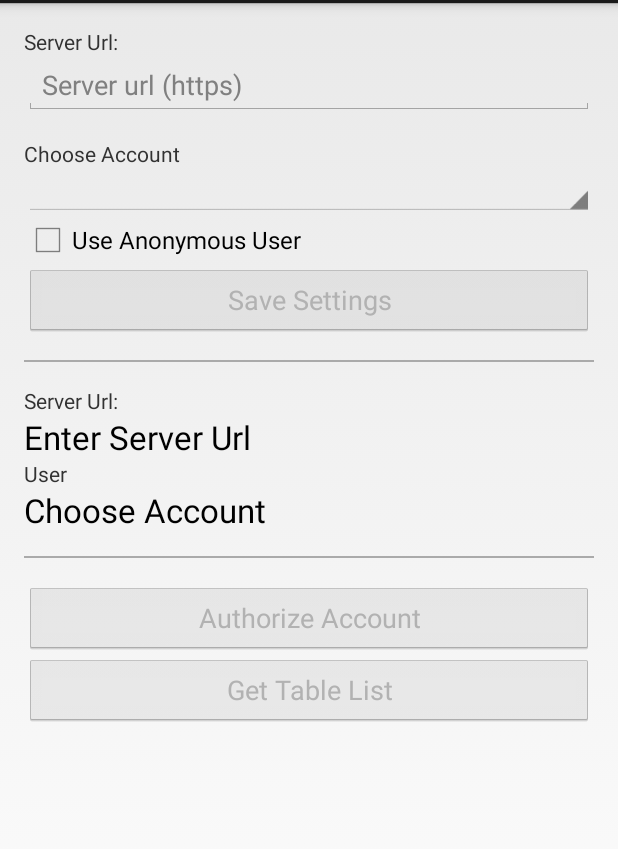
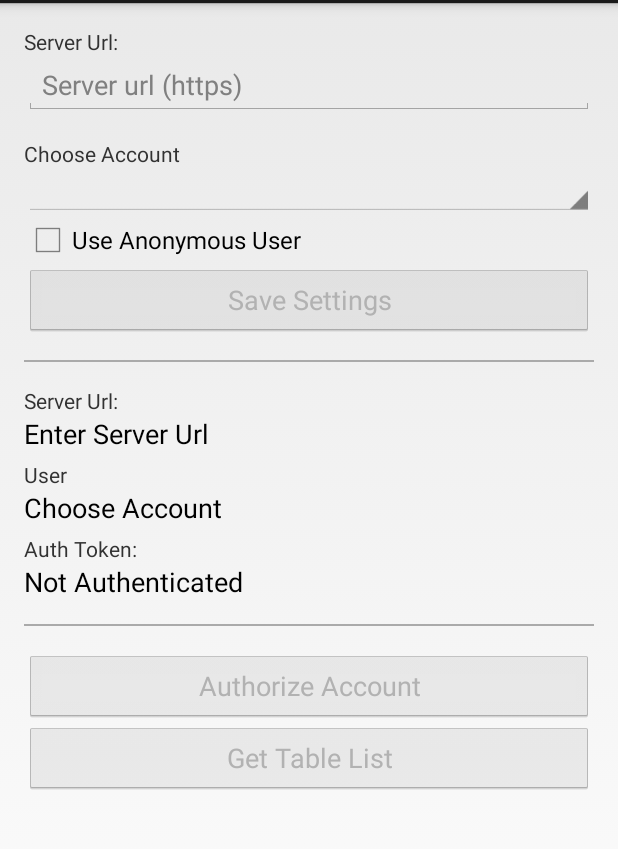
Before and after one commit to srsudar/SyncVerifier, an Android app: the screen it shows after launch (MainActivity), on a phone screen of 412 x 824 dp, the part 69-918 px from its top. Run offline under Robolectric (Android 15) with nearby library versions, the phone set to English and light mode, and no system bars.

Commit message:
show authtoken to user.

```diff
--- a/app/src/main/java/org/opendatakit/syncverifier/fragment/MainFragment.java
+++ b/app/src/main/java/org/opendatakit/syncverifier/fragment/MainFragment.java
@@ -49,6 +49,7 @@ public class MainFragment extends Fragment implements
 
   protected TextView mSavedServerUrlView;
   protected TextView mSavedUserView;
+  protected TextView mAuthTokenView;
 
   protected Button mAuthorizeAccount;
   protected Button mGetTableList;
@@ -104,6 +105,11 @@ public class MainFragment extends Fragment implements
     this.mSavedUserView = SyncVerifierUtil.getTextView(
         rootView,
         R.id.main_activity_saved_user
+    );
+
+    this.mAuthTokenView = SyncVerifierUtil.getTextView(
+        rootView,
+        R.id.main_activity_auth_token
     );
 
     this.mAuthorizeAccount = SyncVerifierUtil.getButton(
@@ -209,6 +215,12 @@ public class MainFragment extends Fragment implements
       } else {
         this.mSavedUserView.setText(this.mSavedAccount.name);
       }
+    }
+
+    if (this.mAuthToken == null) {
+      this.mAuthTokenView.setText(R.string.not_authenticated);
+    } else {
+      this.mAuthTokenView.setText(this.mAuthToken);
     }
 
   }
--- a/app/src/main/res/layout/fragment_main.xml
+++ b/app/src/main/res/layout/fragment_main.xml
@@ -68,9 +68,10 @@
             android:layout_width="wrap_content"
             android:layout_height="wrap_content"
             android:text="@string/save_a_server_url"
-            android:textAppearance="?android:textAppearanceLarge"/>
+            android:textAppearance="?android:textAppearanceMedium"/>
 
         <TextView
+            android:layout_marginTop="5dip"
             android:layout_width="wrap_content"
             android:layout_height="wrap_content"
             android:text="@string/user"/>
@@ -80,7 +81,20 @@
             android:layout_width="wrap_content"
             android:layout_height="wrap_content"
             android:text="@string/save_a_user"
-            android:textAppearance="?android:textAppearanceLarge"/>
+            android:textAppearance="?android:textAppearanceMedium"/>
+
+        <TextView
+            android:layout_marginTop="5dip"
+            android:text="@string/auth_token"
+            android:layout_width="match_parent"
+            android:layout_height="wrap_content"/>
+
+        <TextView
+            android:id="@+id/main_activity_auth_token"
+            android:text="@string/not_authenticated"
+            android:layout_width="match_parent"
+            android:layout_height="wrap_content"
+            android:textAppearance="?android:textAppearanceMedium"/>
 
         <View
             android:layout_width="fill_parent"
--- a/app/src/main/res/values/strings.xml
+++ b/app/src/main/res/values/strings.xml
@@ -35,4 +35,8 @@
 
     <string name="retrieved_auth_token_successfully">Retrieved auth token successfully.</string>
 
+    <string name="not_authenticated">Not Authenticated</string>
+
+    <string name="auth_token">Auth Token:</string>
+
 </resources>
```
